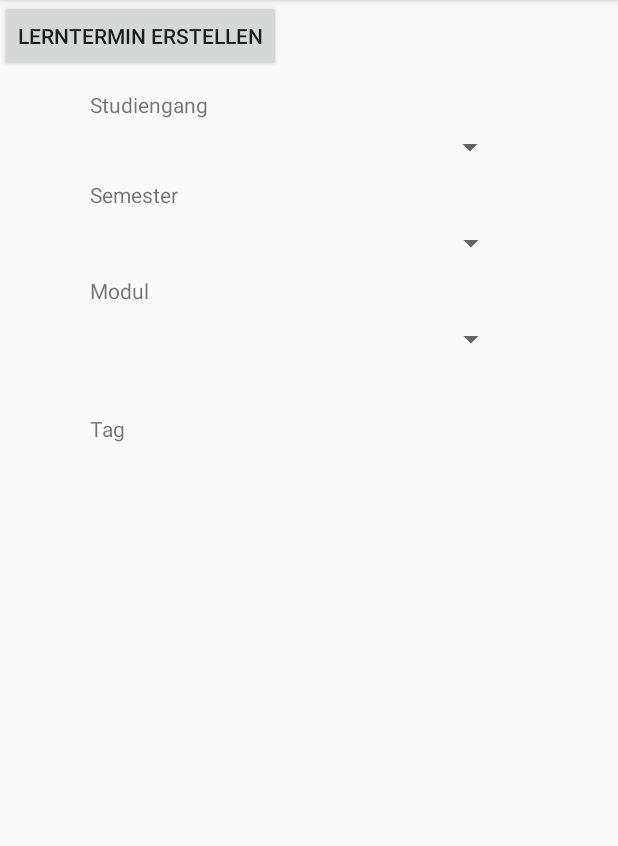
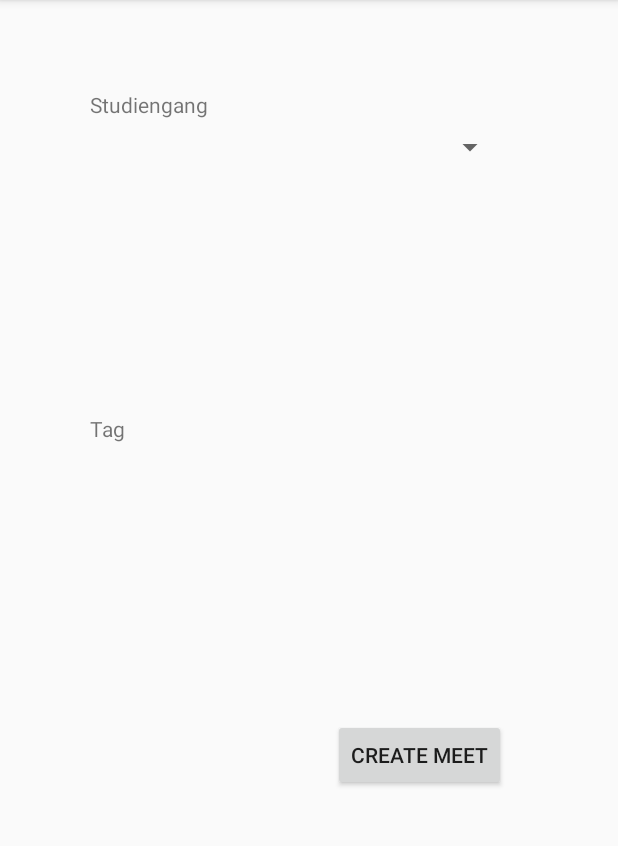
Before and after one commit to 3PNX/FindNLearn, an Android app: the CreateActivity screen opened directly, with no data from a screen before it, on a phone screen of 412 x 824 dp, the part 84-930 px from its top. Run offline under Robolectric (Android 15) with nearby library versions, the phone set to English and light mode, and no system bars; our stand-ins replace Firebase (no records; nobody signed in at launch, a user with empty details on screens opened directly).

Commit message:
Create Activity angefangen, 27.12.

```diff
--- a/app/src/main/java/erkewesa/org/findnlearn/CreateActivity.java
+++ b/app/src/main/java/erkewesa/org/findnlearn/CreateActivity.java
@@ -36,12 +36,15 @@ public class CreateActivity extends AppCompatActivity {
     Button cr_create;
 
     // das Zeugs aus Find
-    String selectedStudiengang;
-    String selectedSemester;
-
+    Spinner studgSp;
+    Spinner semesterSp;
+    Spinner modulSp;
     TextView tvStudiengang;
     TextView tvSemester;
     TextView tvModul;
+
+    String selectedStudiengang;
+    String selectedSemester;
 
     int anzSemester;
     private DatabaseReference mDataBase;
@@ -50,32 +53,24 @@ public class CreateActivity extends AppCompatActivity {
     private ArrayList<String> arrStudiengaenge =new ArrayList<String>();
     private ArrayList<String> arrSemester=new ArrayList<String>();
     private ArrayList<String> arrModule=new ArrayList<String>();
+
     // bis hier
 
     @Override
     protected void onCreate(Bundle savedInstanceState) {
         super.onCreate(savedInstanceState);
         setContentView(R.layout.activity_create);
-//        mDataBase=FirebaseDatabase.getInstance().getReference();
         mRef = FirebaseDatabase.getInstance().getReference();
 
-        cr_stuga= findViewById(R.id.cr_stuga);
-        cr_se=findViewById(R.id.cr_se);
-        cr_mod=findViewById(R.id.cr_mod);
-        cr_datum= findViewById(R.id.cr_datum);
-        cr_create=(Button) findViewById(R.id.cr_create);
-
         //find jo
-        mDataBase = FirebaseDatabase.getInstance().getReference();
-
-        cr_stuga= findViewById(R.id.cr_stuga);
-        cr_se=findViewById(R.id.cr_se);
-        cr_mod=findViewById(R.id.cr_mod);
-//        tvStudiengang=findViewById(R.id.studgTxV);
-//        tvSemester=findViewById(R.id.semesterTxV);
-//        tvModul=findViewById(R.id.modulTxV);
-
-
+        mDataBase=FirebaseDatabase.getInstance().getReference();
+        mDataBase=FirebaseDatabase.getInstance().getReference();
+        studgSp= findViewById(R.id.cr_stuga);
+        semesterSp=findViewById(R.id.cr_se);
+        modulSp=findViewById(R.id.cr_mod);
+        tvStudiengang=findViewById(R.id.cr_l_stuga);
+        tvSemester=findViewById(R.id.cr_l_se);
+        tvModul=findViewById(R.id.cr_l_mod);
 
 
         DatabaseReference dbStudiengänge=mDataBase.child("Studiengänge");
@@ -83,11 +78,19 @@ public class CreateActivity extends AppCompatActivity {
         final ArrayAdapter<String> semAdapter = new ArrayAdapter<>(this,android.R.layout.simple_selectable_list_item, arrSemester);
         final ArrayAdapter<String> modulAdapter = new ArrayAdapter<>(this,android.R.layout.simple_selectable_list_item, arrModule);
 
-        cr_stuga.setAdapter(studAdapter);
-        cr_se.setAdapter(semAdapter);
-        cr_mod.setAdapter(modulAdapter);
 
-        // noch immer Bums aus Find
+
+        studgSp.setAdapter(studAdapter);
+        semesterSp.setAdapter(semAdapter);
+        modulSp.setAdapter(modulAdapter);
+
+        tvSemester.setVisibility(View.INVISIBLE);
+        semesterSp.setVisibility(View.INVISIBLE);
+        tvModul.setVisibility(View.INVISIBLE);
+        modulSp.setVisibility(View.INVISIBLE);
+
+
+
         dbStudiengänge.addChildEventListener(new ChildEventListener() {
             @Override
             public void onChildAdded(@NonNull DataSnapshot dataSnapshot, @Nullable String s) {
@@ -119,24 +122,24 @@ public class CreateActivity extends AppCompatActivity {
             }
         });
 
-        cr_stuga.setOnItemSelectedListener(new AdapterView.OnItemSelectedListener() {
+        studgSp.setOnItemSelectedListener(new AdapterView.OnItemSelectedListener() {
             @Override
             public void onItemSelected(AdapterView<?> parent, View view, int position, long id) {
-                selectedStudiengang=cr_stuga.getSelectedItem().toString();
+                selectedStudiengang=studgSp.getSelectedItem().toString();
                 studAdapter.notifyDataSetChanged();
-                cr_se.setSelection(0);
+                semesterSp.setSelection(0);
 
 
                 try {
                     dbSemester= mDataBase.child("Semester").child(selectedStudiengang);
                     tvSemester.setVisibility(View.VISIBLE);
-                    cr_se.setVisibility(View.VISIBLE);
+                    semesterSp.setVisibility(View.VISIBLE);
                 }catch(DatabaseException ex){
                     dbSemester = mDataBase.child("Semester").child("Wahl");
                     tvSemester.setVisibility(View.INVISIBLE);
-                    cr_se.setVisibility(View.INVISIBLE);
+                    semesterSp.setVisibility(View.INVISIBLE);
                     tvModul.setVisibility(View.INVISIBLE);
-                    cr_mod.setVisibility(View.INVISIBLE);
+                    modulSp.setVisibility(View.INVISIBLE);
                 }
 
                 dbSemester.addValueEventListener(new ValueEventListener() {
@@ -168,18 +171,18 @@ public class CreateActivity extends AppCompatActivity {
 
                     }
                 });
-                cr_se.setOnItemSelectedListener(new AdapterView.OnItemSelectedListener() {
+                semesterSp.setOnItemSelectedListener(new AdapterView.OnItemSelectedListener() {
                     @Override
                     public void onItemSelected(AdapterView<?> parent, View view, int position, long id) {
                         arrModule.clear();
-                        selectedSemester=cr_se.getItemAtPosition(position).toString();
+                        selectedSemester=semesterSp.getItemAtPosition(position).toString();
 
 
                         if(!selectedStudiengang.equals("Bitte wählen...")||!selectedSemester.equals("Bitte wählen...")) {
                             try {
                                 dbModul = mDataBase.child("Module").child(selectedStudiengang).child("Semester " + selectedSemester);
                                 tvModul.setVisibility(View.VISIBLE);
-                                cr_mod.setVisibility(View.VISIBLE);
+                                modulSp.setVisibility(View.VISIBLE);
 
 
                                 dbModul.addChildEventListener(new ChildEventListener() {
@@ -212,7 +215,7 @@ public class CreateActivity extends AppCompatActivity {
                                 });
                             }catch(DatabaseException e){
                                 tvModul.setVisibility(View.INVISIBLE);
-                                cr_mod.setVisibility(View.INVISIBLE);
+                                modulSp.setVisibility(View.INVISIBLE);
                                 arrModule.clear();
                                 arrModule.add("Bitte wählen...");
                                 modulAdapter.notifyDataSetChanged();
@@ -238,17 +241,20 @@ public class CreateActivity extends AppCompatActivity {
             }
         });
 
+        // end of find jo
+
+        // meet erstellen
 
 
 
+        cr_stuga= findViewById(R.id.cr_stuga);
+        cr_se=findViewById(R.id.cr_se);
+        cr_mod=findViewById(R.id.cr_mod);
+        cr_datum= findViewById(R.id.cr_datum);
+        cr_create=(Button) findViewById(R.id.cr_create);
 
+        cr_datum.setVisibility(View.VISIBLE);
 
-
-
-
-        // end of find jo
-
-        // meet erstellen
         cr_create.setOnClickListener(new View.OnClickListener() {
             @Override
             public void onClick(View v) {
--- a/app/src/main/res/layout/activity_create.xml
+++ b/app/src/main/res/layout/activity_create.xml
@@ -109,16 +109,32 @@
     <TextView
         android:id="@+id/cr_datum"
         android:layout_width="229dp"
-        android:layout_height="31dp"
-        tools:layout_editor_absoluteX="91dp"
-        tools:layout_editor_absoluteY="276dp" />
+        android:layout_height="29dp"
+        android:layout_marginStart="7dp"
+        android:layout_marginLeft="7dp"
+        android:layout_marginTop="36dp"
+        android:layout_marginEnd="64dp"
+        android:layout_marginRight="64dp"
+        android:layout_marginBottom="2dp"
+        app:layout_constraintBottom_toTopOf="@+id/cr_create"
+        app:layout_constraintEnd_toEndOf="parent"
+        app:layout_constraintStart_toEndOf="@+id/cr_l_tag"
+        app:layout_constraintTop_toBottomOf="@+id/cr_mod" />
 
     <Button
         android:id="@+id/cr_create"
         android:layout_width="wrap_content"
         android:layout_height="wrap_content"
-        android:text="Lerntermin erstellen"
-        tools:layout_editor_absoluteX="98dp"
-        tools:layout_editor_absoluteY="347dp" />
+        android:layout_marginStart="207dp"
+        android:layout_marginLeft="207dp"
+        android:layout_marginTop="2dp"
+        android:layout_marginEnd="60dp"
+        android:layout_marginRight="60dp"
+        android:layout_marginBottom="156dp"
+        android:text="CREATE MEET"
+        app:layout_constraintBottom_toBottomOf="parent"
+        app:layout_constraintEnd_toEndOf="parent"
+        app:layout_constraintStart_toStartOf="parent"
+        app:layout_constraintTop_toBottomOf="@+id/cr_datum" />
 
 </android.support.constraint.ConstraintLayout>
```
